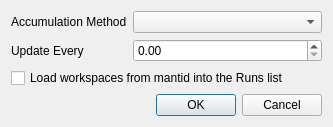
Before: the Qt Designer form Code/Mantid/scripts/Interface/ui/reflectometer/refl_options_window.ui in mantidproject/mantid, drawn with Qt 5.
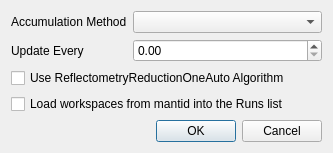
After: the same form once the commit is applied.

Commit message:
Refs #9566 Option to switch between c++ alg and quick.py added
An option has been added to the options dialog to switch between quick.py (false/unchecked) and ReflectometryReductionOneAuto (true/checked). Defaults to false.

The options dialog has had a bug fixed where the doublespinbox wasn't returning a value and an exception was raised.

ConvertToWavelength has been given another use: creating a list of workspaces from a supplied string. It already did this, but the access functions have now been added.

```diff
--- a/Code/Mantid/scripts/Interface/ui/reflectometer/refl_options_window.ui
+++ b/Code/Mantid/scripts/Interface/ui/reflectometer/refl_options_window.ui
@@ -7,7 +7,7 @@
     <x>0</x>
     <y>0</y>
     <width>333</width>
-    <height>122</height>
+    <height>139</height>
    </rect>
   </property>
   <property name="windowTitle">
@@ -47,7 +47,7 @@
      </property>
     </widget>
    </item>
-   <item row="3" column="0" colspan="2">
+   <item row="4" column="0" colspan="2">
     <widget class="QDialogButtonBox" name="buttonsLive">
      <property name="orientation">
       <enum>Qt::Horizontal</enum>
@@ -57,13 +57,20 @@
      </property>
     </widget>
    </item>
-   <item row="2" column="0" colspan="2">
+   <item row="3" column="0" colspan="2">
     <widget class="QCheckBox" name="checkADS">
      <property name="text">
       <string>Load workspaces from mantid into the Runs list</string>
      </property>
     </widget>
    </item>
+   <item row="2" column="0" colspan="2">
+    <widget class="QCheckBox" name="checkAlg">
+     <property name="text">
+      <string>Use ReflectometryReductionOneAuto Algorithm</string>
+     </property>
+    </widget>
+   </item>
   </layout>
  </widget>
  <resources/>
```
The commit also changes 4 other files.
